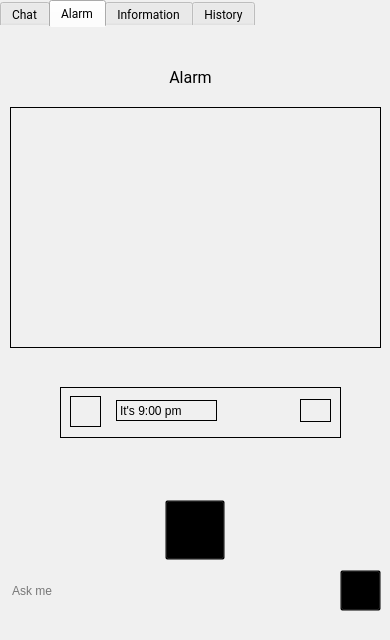
The window that app.ui (fireflies1988/HealthcareVirtualAssistant) describes before a commit, drawn with Qt 5.
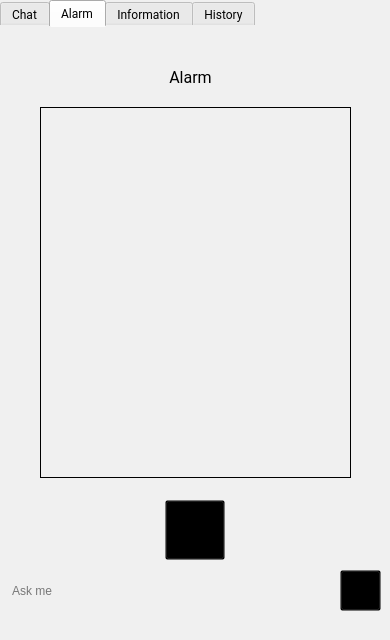
The same window after the commit. Icons and pictures are not drawn.

Commit message: Finish alarm function

Patch:
```diff
--- a/app.ui
+++ b/app.ui
@@ -444,10 +444,10 @@
      <widget class="QListWidget" name="alarm_list">
       <property name="geometry">
        <rect>
-        <x>10</x>
+        <x>40</x>
         <y>80</y>
-        <width>371</width>
-        <height>241</height>
+        <width>311</width>
+        <height>371</height>
        </rect>
       </property>
       <property name="styleSheet">
@@ -513,71 +513,6 @@
        </size>
       </property>
      </widget>
-     <widget class="QWidget" name="alarm_widget_item" native="true">
-      <property name="geometry">
-       <rect>
-        <x>60</x>
-        <y>360</y>
-        <width>281</width>
-        <height>51</height>
-       </rect>
-      </property>
-      <property name="styleSheet">
-       <string notr="true">border: 1px solid black</string>
-      </property>
-      <widget class="QLabel" name="chat_bot_2">
-       <property name="geometry">
-        <rect>
-         <x>56</x>
-         <y>13</y>
-         <width>101</width>
-         <height>21</height>
-        </rect>
-       </property>
-       <property name="styleSheet">
-        <string notr="true"/>
-       </property>
-       <property name="text">
-        <string>It's 9:00 pm</string>
-       </property>
-      </widget>
-      <widget class="QLabel" name="label_12">
-       <property name="geometry">
-        <rect>
-         <x>10</x>
-         <y>9</y>
-         <width>31</width>
-         <height>31</height>
-        </rect>
-       </property>
-       <property name="text">
-        <string/>
-       </property>
-       <property name="pixmap">
-        <pixmap>icon/clock.png</pixmap>
-       </property>
-       <property name="alignment">
-        <set>Qt::AlignCenter</set>
-       </property>
-      </widget>
-      <widget class="QPushButton" name="pushButton">
-       <property name="geometry">
-        <rect>
-         <x>240</x>
-         <y>12</y>
-         <width>31</width>
-         <height>23</height>
-        </rect>
-       </property>
-       <property name="text">
-        <string/>
-       </property>
-       <property name="icon">
-        <iconset>
-         <normaloff>icon/close.png</normaloff>icon/close.png</iconset>
-       </property>
-      </widget>
-     </widget>
     </widget>
     <widget class="QWidget" name="tab_3">
      <attribute name="title">
```
The commit also changes 6 other files.
